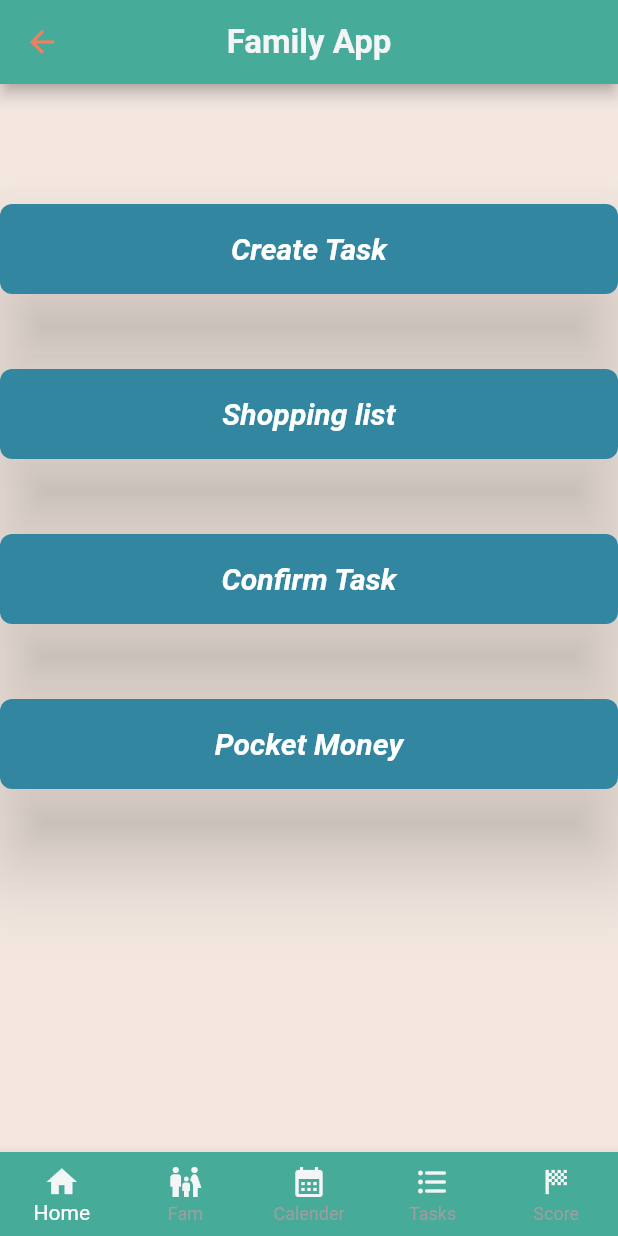
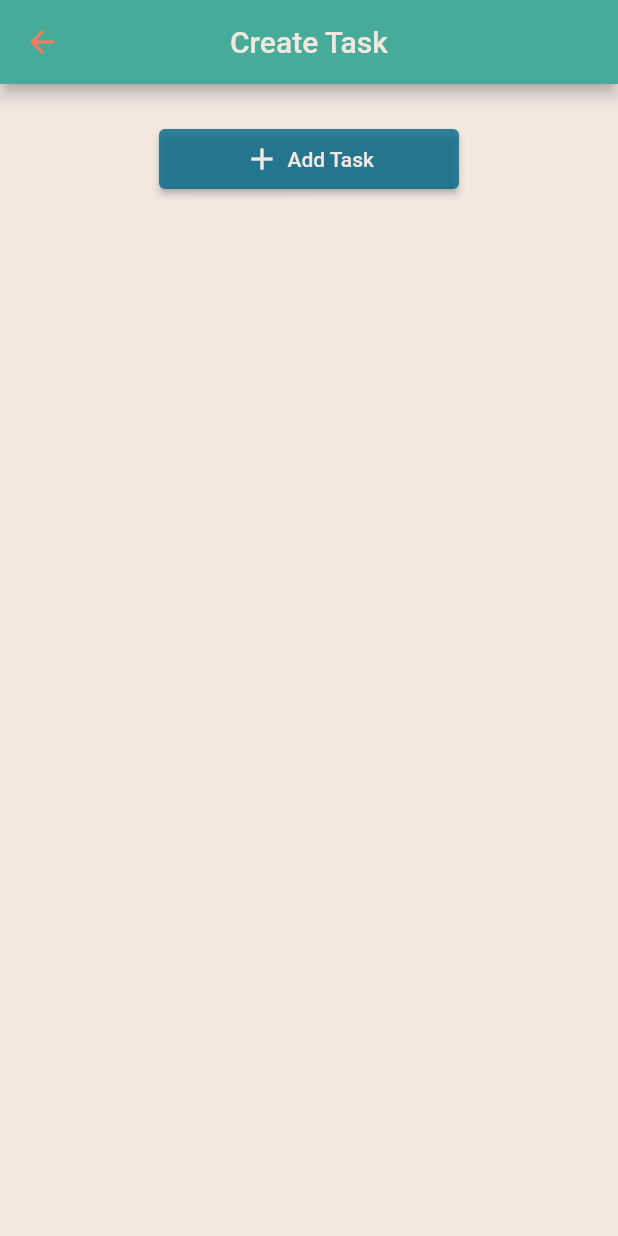
Before and after one commit to Bulut61/My-first-app, a Flutter app: the Homepage screen opened by its route, after a tap on "Create Task", on a phone screen of 412 x 824 dp. Run offline on Flutter 3.47's test engine with Material 2 defaults, Android fonts, the phone set to English and light mode, and no system bars; our stand-ins replace auto_route; Roboto replaces fonts that are missing (Rubik).

Commit message:
routing to taskspage and creating taskpage with dialogpage to create Tasks

```diff
--- a/lib/presentation/customButton.dart
+++ /dev/null
@@ -1,11 +0,0 @@
-import 'package:flutter/src/widgets/container.dart';
-import 'package:flutter/src/widgets/framework.dart';
-
-class CustomButton extends StatelessWidget {
-  const CustomButton({super.key});
-
-  @override
-  Widget build(BuildContext context) {
-    return Container();
-  }
-}
--- a/lib/presentation/pages/homepage.dart
+++ b/lib/presentation/pages/homepage.dart
@@ -1,6 +1,8 @@
+import 'package:auto_route/auto_route.dart';
 import 'package:flutter/material.dart';
 import 'package:flutter/src/widgets/container.dart';
 import 'package:flutter/src/widgets/framework.dart';
+import 'package:projekt/presentation/routes/app_router.gr.dart';
 import 'package:projekt/presentation/widgets/custom_button.dart';
 
 class Homepage extends StatefulWidget {
@@ -25,7 +27,13 @@ class _HomepageState extends State<Homepage> {
       body: Column(
         children: [
           SizedBox(height: 80),
-          CustomButton(onPressed: () {}, text: "Create Task", buttonColor: themeData.colorScheme.primary),
+          CustomButton(
+              onPressed: () {
+                AutoRouter.of(context).push(TaskPageRoute());
+                //print(AutoRouter.of(context).stack);
+              },
+              text: "Create Task",
+              buttonColor: themeData.colorScheme.primary),
           SizedBox(height: 50),
           CustomButton(onPressed: () {}, text: "Shopping list", buttonColor: themeData.colorScheme.primary),
           SizedBox(height: 50),
--- /dev/null
+++ b/lib/presentation/pages/task_page.dart
@@ -0,0 +1,51 @@
+import 'package:flutter/material.dart';
+import 'package:flutter/src/widgets/container.dart';
+import 'package:flutter/src/widgets/framework.dart';
+
+import '../widgets/custom_button.dart';
+
+class TaskPage extends StatelessWidget {
+  const TaskPage({super.key});
+
+  @override
+  Widget build(BuildContext context) {
+    return Scaffold(
+      appBar: AppBar(
+        title: Text('Create Task'),
+        centerTitle: true,
+      ),
+      body: Column(children: [
+        SizedBox(height: 30),
+        Center(
+            child: SizedBox(
+                width: 200,
+                height: 40,
+                child: ElevatedButton(
+                    onPressed: () {
+                      showDialog(
+                          context: context,
+                          builder: (context) {
+                            return Dialog(
+                                child: Column(
+                              children: [
+                                TextField(
+                                  decoration: InputDecoration(labelText: "Task required"),
+                                  keyboardType: TextInputType.text,
+                                ),
+                              ],
+                            ));
+                          });
+                    },
+                    child: Row(
+                      mainAxisAlignment: MainAxisAlignment.center,
+                      children: [Icon(Icons.add), SizedBox(width: 5), Text('Add Task')],
+                    ))))
+        /*CustomButton(
+          onPressed: () {},
+          text: 'Add Text',
+          buttonColor: Theme.of(context).colorScheme.primary,
+        ),*/
+      ]),
+    );
+  }
+}
--- a/lib/presentation/routes/app_router.dart
+++ b/lib/presentation/routes/app_router.dart
@@ -1,5 +1,6 @@
 import 'package:auto_route/auto_route.dart';
 import 'package:projekt/presentation/pages/sign_in_page.dart';
+import 'package:projekt/presentation/pages/task_page.dart';
 
 import '../pages/homepage.dart';
 
@@ -8,7 +9,8 @@ import '../pages/homepage.dart';
 @MaterialAutoRouter(
   routes: [
     MaterialRoute(page: SignInPage, initial: true),
-    MaterialRoute(page: Homepage),
+    MaterialRoute(path: 'homepage', page: Homepage),
+    MaterialRoute(page: TaskPage, path: 'tasks'),
   ],
 )
 class $AppRouter {}
```
Also changed, not shown: lib/presentation/routes/app_router.gr.dart.
